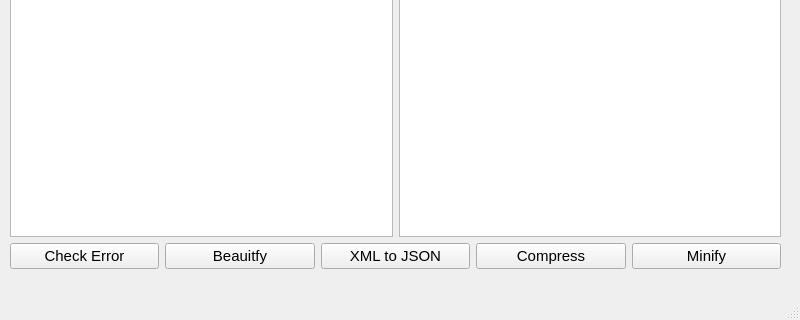
Before: the Qt Designer form mainwindow.ui in Ahmedkhalifa1999/CSE331-XML-Project, drawn with Qt 5; both pictures show x 0 to 800 and y 280 to 600 of the 800 by 600 pixel window.
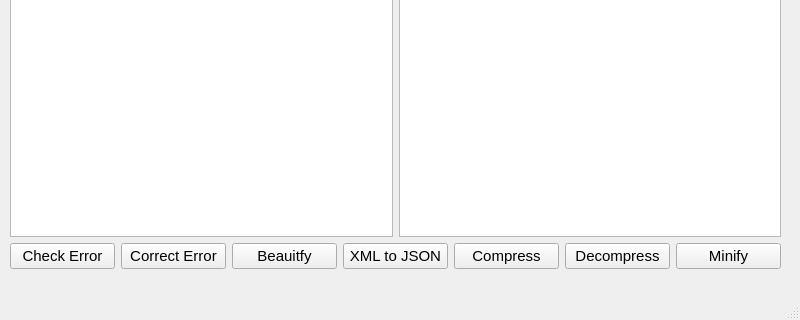
After: the same form once the commit is applied. Icons and pictures are not drawn.

Diff of the .ui file:
```diff
--- a/mainwindow.ui
+++ b/mainwindow.ui
@@ -48,6 +48,18 @@
          </property>
         </widget>
        </item>
+       <item>
+        <widget class="QPushButton" name="correctButton">
+         <property name="font">
+          <font>
+           <pointsize>11</pointsize>
+          </font>
+         </property>
+         <property name="text">
+          <string>Correct Error</string>
+         </property>
+        </widget>
+       </item>
        <item>
         <widget class="QPushButton" name="beautifyButton">
          <property name="font">
@@ -84,6 +96,18 @@
          </property>
         </widget>
        </item>
+       <item>
+        <widget class="QPushButton" name="decompressButton">
+         <property name="font">
+          <font>
+           <pointsize>11</pointsize>
+          </font>
+         </property>
+         <property name="text">
+          <string>Decompress</string>
+         </property>
+        </widget>
+       </item>
        <item>
         <widget class="QPushButton" name="minifyButton">
          <property name="font">
```
